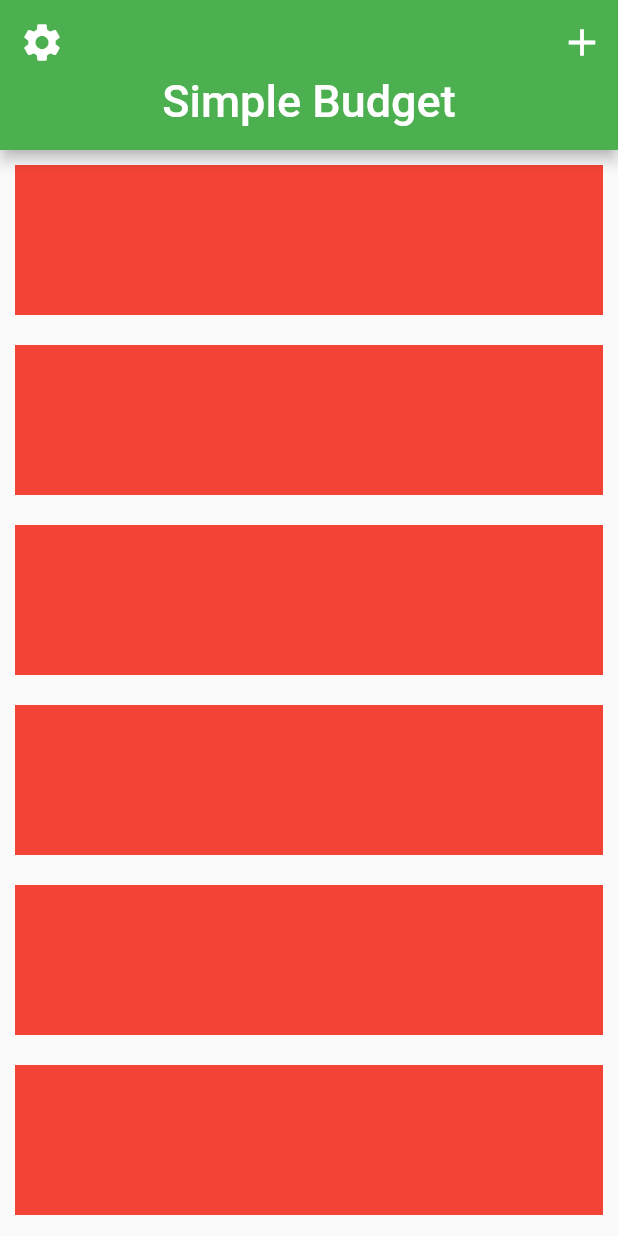
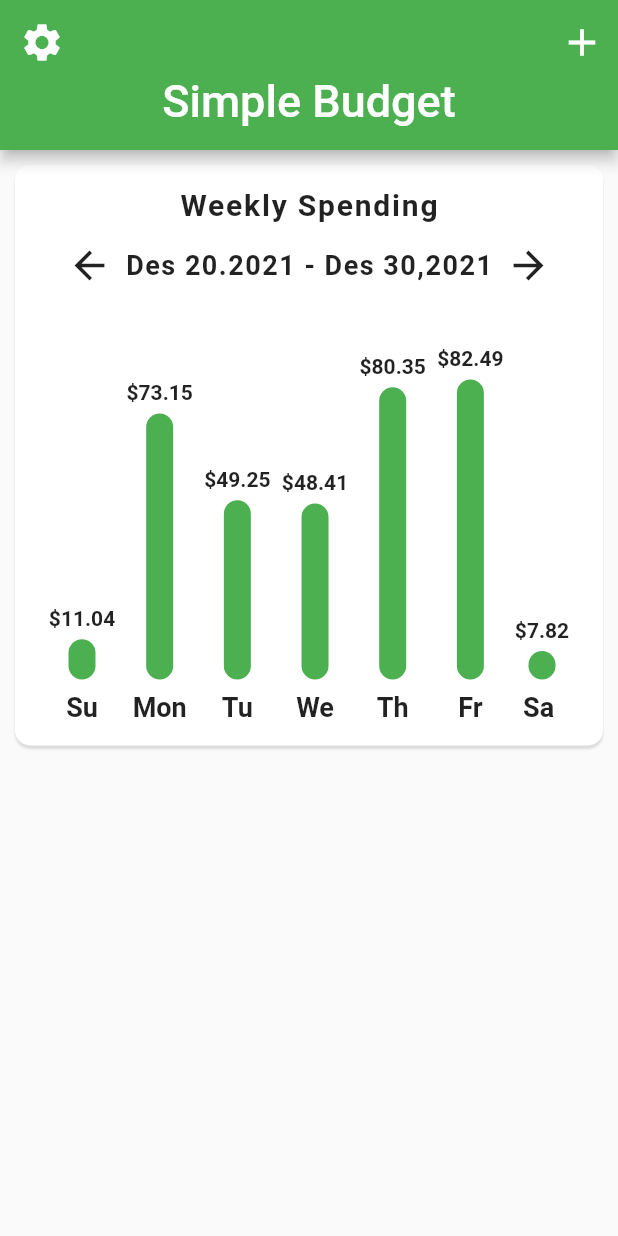
Before and after one commit to abdurrahimcmt/Budget_UI, a Flutter app: the screen it shows after launch, on a phone screen of 412 x 824 dp. Run offline on Flutter 3.47's test engine with Material 2 defaults, Android fonts, the phone set to English and light mode, and no system bars.

Commit message:
Add Bar Chart in Home Screen

```diff
--- a/budget_app/lib/screens/home_screen.dart
+++ b/budget_app/lib/screens/home_screen.dart
@@ -1,3 +1,5 @@
+import 'package:budget_app/data/data.dart';
+import 'package:budget_app/widgets/bar_char.dart';
 import 'package:flutter/material.dart';
 
 class HomeScreen extends StatefulWidget {
@@ -41,12 +43,22 @@ class _HomeScreenState extends State<HomeScreen> {
             delegate: SliverChildBuilderDelegate(
               (BuildContext context, int index) {
                 return Container(
-                  margin: EdgeInsets.all(10),
-                  color: Colors.red,
-                  height: 100.0,
+                  margin: EdgeInsets.all(10.0),
+                  decoration: BoxDecoration(
+                    borderRadius: BorderRadius.circular(10.0),
+                    color: Colors.white,
+                    boxShadow: [
+                      BoxShadow(
+                        color: Colors.black12,
+                        offset: Offset(0, 2),
+                        blurRadius: 0.6,
+                      ),
+                    ],
+                  ),
+                  child: BarChar(expenses: weeklySpending),
                 );
               },
-              childCount: 10,
+              childCount: 1,
             ),
           ),
         ],
--- /dev/null
+++ b/budget_app/lib/widgets/bar_char.dart
@@ -0,0 +1,149 @@
+import 'package:flutter/material.dart';
+
+class BarChar extends StatelessWidget {
+  final List<double> expenses;
+
+  BarChar({required this.expenses});
+  @override
+  Widget build(BuildContext context) {
+    double mostExpensive = 0;
+
+    for (var price in expenses) {
+      if (price > mostExpensive) {
+        mostExpensive = price;
+      }
+    }
+
+    return Padding(
+      padding: const EdgeInsets.all(15.0),
+      child: Column(
+        children: [
+          Text(
+            "Weekly Spending",
+            style: TextStyle(
+              fontSize: 20.0,
+              fontWeight: FontWeight.bold,
+              letterSpacing: 1.2,
+            ),
+          ),
+          SizedBox(
+            height: 5.0,
+          ),
+          Row(
+            mainAxisAlignment: MainAxisAlignment.center,
+            children: [
+              IconButton(
+                onPressed: () {},
+                icon: Icon(Icons.arrow_back),
+                iconSize: 30.0,
+              ),
+              Text(
+                'Des 20.2021 - Des 30,2021',
+                style: TextStyle(
+                  fontSize: 18.0,
+                  fontWeight: FontWeight.w600,
+                  letterSpacing: 1.0,
+                ),
+              ),
+              IconButton(
+                onPressed: () {},
+                icon: Icon(
+                  Icons.arrow_forward,
+                ),
+                iconSize: 30.0,
+              ),
+            ],
+          ),
+          SizedBox(
+            height: 30.0,
+          ),
+          Row(
+            mainAxisAlignment: MainAxisAlignment.spaceEvenly,
+            crossAxisAlignment: CrossAxisAlignment.end,
+            children: [
+              Bar(
+                label: 'Su',
+                amountSpent: expenses[0],
+                mostExpensive: mostExpensive,
+              ),
+              Bar(
+                label: 'Mon',
+                amountSpent: expenses[1],
+                mostExpensive: mostExpensive,
+              ),
+              Bar(
+                label: 'Tu',
+                amountSpent: expenses[2],
+                mostExpensive: mostExpensive,
+              ),
+              Bar(
+                label: 'We',
+                amountSpent: expenses[3],
+                mostExpensive: mostExpensive,
+              ),
+              Bar(
+                label: 'Th',
+                amountSpent: expenses[4],
+                mostExpensive: mostExpensive,
+              ),
+              Bar(
+                label: 'Fr',
+                amountSpent: expenses[5],
+                mostExpensive: mostExpensive,
+              ),
+              Bar(
+                label: 'Sa ',
+                amountSpent: expenses[6],
+                mostExpensive: mostExpensive,
+              ),
+            ],
+          ),
+        ],
+      ),
+    );
+  }
+}
+
+class Bar extends StatelessWidget {
+  final String label;
+  final double amountSpent;
+  final double mostExpensive;
+  final double _maxBarHeight = 200;
+  Bar({
+    required this.label,
+    required this.amountSpent,
+    required this.mostExpensive,
+  });
+  @override
+  Widget build(BuildContext context) {
+    final barHeight = amountSpent / mostExpensive * _maxBarHeight;
+    return Column(
+      children: [
+        Text(
+          '\$${amountSpent.toStringAsFixed(2)}',
+          style: TextStyle(
+            fontWeight: FontWeight.w600,
+          ),
+        ),
+        SizedBox(
+          height: 6.0,
+        ),
+        Container(
+          height: barHeight,
+          width: 18.0,
+          decoration: BoxDecoration(
+            color: Theme.of(context).primaryColor,
+            borderRadius: BorderRadius.circular(10),
+          ),
+        ),
+        SizedBox(
+          height: 8.0,
+        ),
+        Text(
+          label,
+          style: TextStyle(fontSize: 18.0, fontWeight: FontWeight.w600),
+        ),
+      ],
+    );
+  }
+}
```
